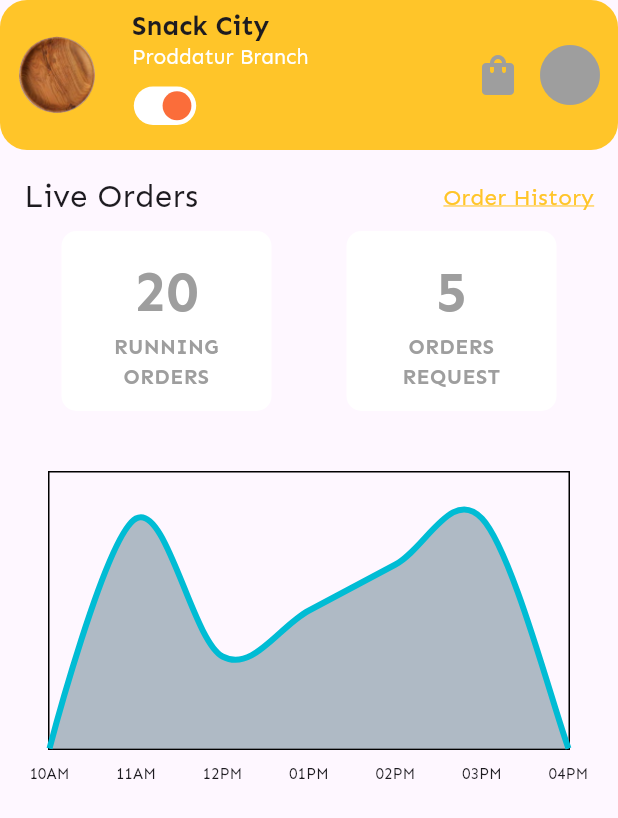
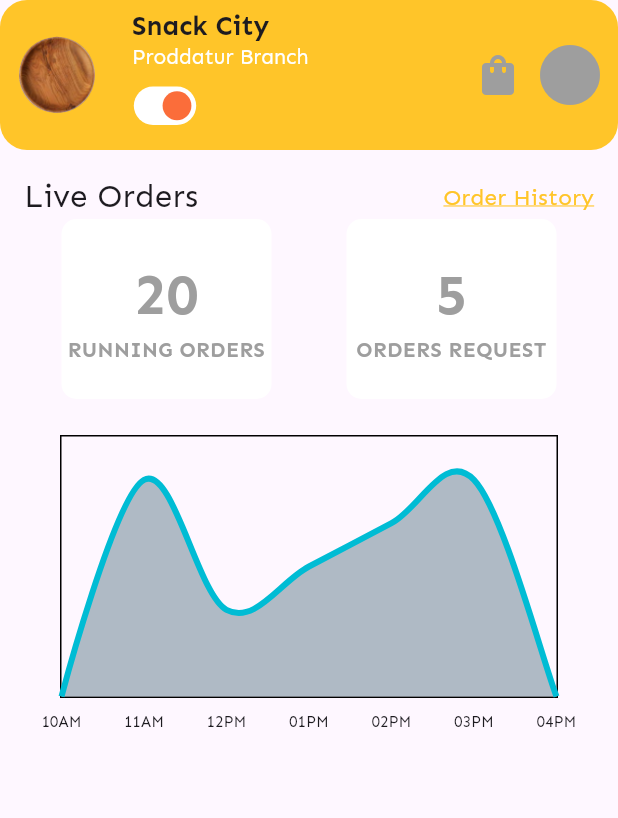
Before and after one commit to nicolas-ferrada/restaurant_dashboard_ui, a Flutter app: the screen it shows after launch, on a phone screen of 412 x 824 dp. Shown: the top 818 px of the screen. Run offline on Flutter 3.47's test engine with Material 2 defaults, Android fonts, the phone set to English and light mode, and no system bars; drawn by our look-alikes of fl_chart.

Commit message:
refactor live orders move padding widget to screen

```diff
--- a/lib/presentation/screens/restaurant_dashboard_screen.dart
+++ b/lib/presentation/screens/restaurant_dashboard_screen.dart
@@ -3,6 +3,7 @@ import 'package:flutter/material.dart';
 import '../widgets/body.dart';
 import '../widgets/custom_app_bar.dart';
 import '../widgets/graph.dart';
+import '../widgets/graph_container.dart';
 import '../widgets/live_orders.dart';
 
 class RestaurantDashboardScreen extends StatelessWidget {
@@ -12,11 +13,14 @@ class RestaurantDashboardScreen extends StatelessWidget {
   Widget build(BuildContext context) {
     return const Scaffold(
       appBar: CustomAppBar(),
-      body: Body(
-        bodyWidgets: [
-          LiveOrders(),
-          Graph(),
-        ],
+      body: Padding(
+        padding: EdgeInsets.all(8),
+        child: Body(
+          bodyWidgets: [
+            LiveOrders(),
+            Graph(),
+          ],
+        ),
       ),
     );
   }
--- a/lib/presentation/widgets/live_orders.dart
+++ b/lib/presentation/widgets/live_orders.dart
@@ -9,14 +9,11 @@ class LiveOrders extends StatelessWidget {
 
   @override
   Widget build(BuildContext context) {
-    return Padding(
-      padding: const EdgeInsets.all(8),
-      child: Column(
+    return Column(
       children: [
         header(),
         stats(),
       ],
-      ),
     );
   }
 
@@ -67,9 +64,7 @@ class LiveOrders extends StatelessWidget {
     required int amount,
     required String subtitle,
   }) {
-    return Padding(
-      padding: const EdgeInsets.symmetric(vertical: 8),
-      child: SizedBox(
+    return SizedBox(
       height: 120,
       width: 140,
       child: Container(
@@ -77,16 +72,12 @@ class LiveOrders extends StatelessWidget {
           borderRadius: BorderRadius.circular(10),
           color: AppColor.white,
         ),
-          child: Padding(
-            padding: const EdgeInsets.all(8),
         child: Column(
           mainAxisAlignment: MainAxisAlignment.center,
           children: [
             statsBuilderAmount(amount),
             statsBuilderSubtitle(subtitle),
           ],
-            ),
-          ),
         ),
       ),
     );
```
Lines whose indentation alone changed are shown as unchanged.
